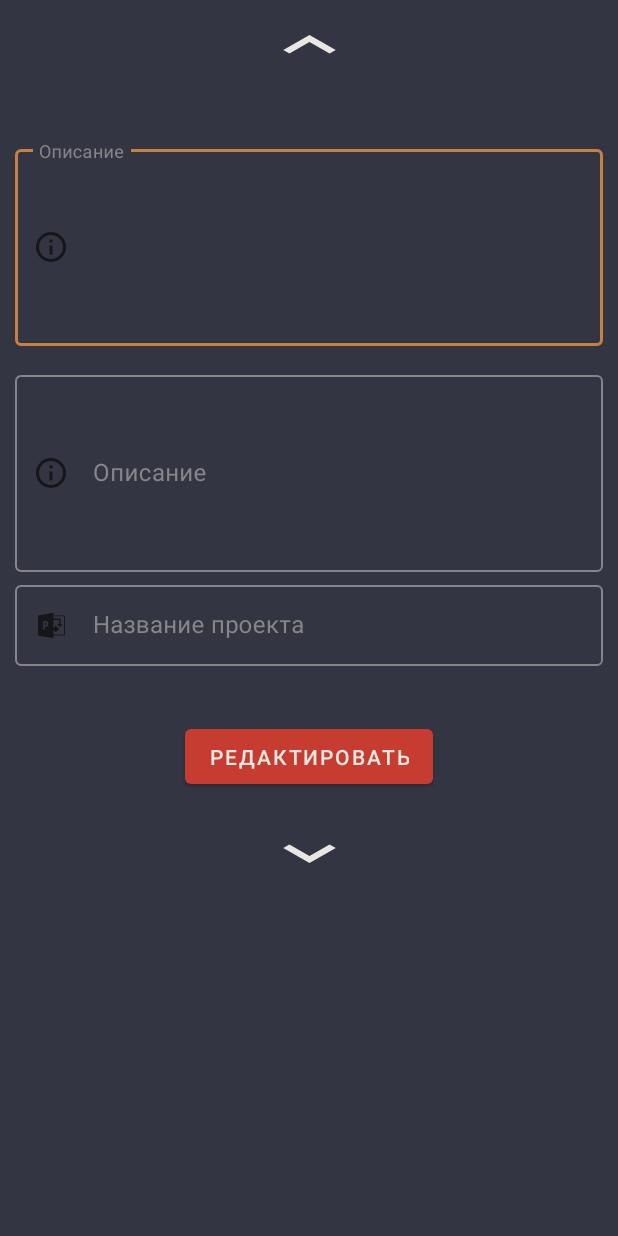
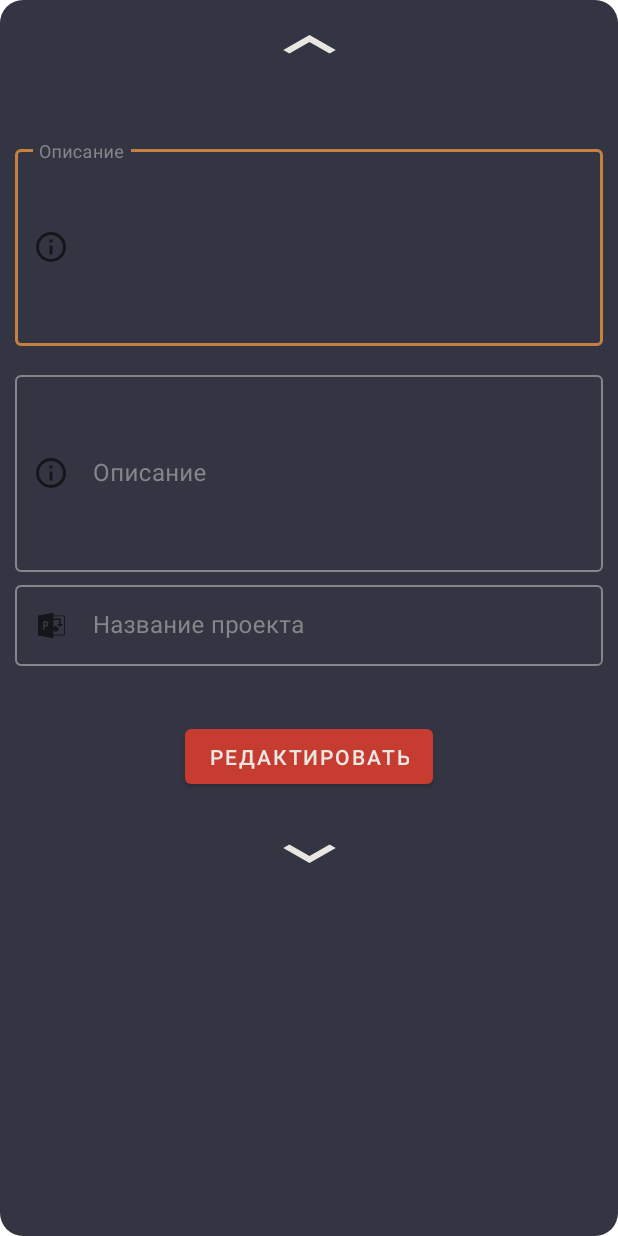
Before and after one commit to nikita-jpg/Visit, an Android app: the layout event_inf_dialog.xml on its own in the app's theme, with its tools: preview values and no code run, on a phone screen of 412 x 824 dp. Run offline under Robolectric (Android 15) with nearby library versions, the phone set to English and light mode, and no system bars.

Commit message:
add:corner dialog

```diff
--- /dev/null
+++ b/app/src/main/res/drawable/corners.xml
@@ -0,0 +1,8 @@
+<?xml version="1.0" encoding="utf-8"?>
+<shape xmlns:android="http://schemas.android.com/apk/res/android">
+<corners android:radius="15dp" />
+<gradient
+    android:centerColor="@color/colorPrimaryDark"
+    android:endColor="@color/colorPrimaryDark"
+    android:startColor="@color/colorPrimaryDark" />
+</shape>
--- a/app/src/main/res/layout/card_view.xml
+++ b/app/src/main/res/layout/card_view.xml
@@ -6,7 +6,8 @@
     xmlns:tools="http://schemas.android.com/tools"
     android:layout_width="match_parent"
     android:layout_height="wrap_content"
-    android:layout_margin="10dp">
+    android:layout_margin="10dp"
+    android:background="@drawable/corners_white">
 
     <androidx.constraintlayout.widget.ConstraintLayout
         android:layout_width="match_parent"
--- a/app/src/main/res/layout/event_inf_dialog.xml
+++ b/app/src/main/res/layout/event_inf_dialog.xml
@@ -6,7 +6,7 @@
     xmlns:tools="http://schemas.android.com/tools"
     android:layout_width="match_parent"
     android:layout_height="match_parent"
-    android:background="@color/colorPrimaryDark">
+    android:background="@drawable/corners">
 
     <androidx.constraintlayout.widget.ConstraintLayout
         android:layout_width="match_parent"
--- a/app/src/main/res/layout/person_inf_dialog.xml
+++ b/app/src/main/res/layout/person_inf_dialog.xml
@@ -5,7 +5,7 @@
     xmlns:tools="http://schemas.android.com/tools"
     android:layout_width="match_parent"
     android:layout_height="match_parent"
-    android:background="@color/colorPrimaryDark">
+    android:background="@drawable/corners">
 
     <androidx.constraintlayout.widget.ConstraintLayout
         android:layout_width="match_parent"
--- a/app/src/main/res/values/strings.xml
+++ b/app/src/main/res/values/strings.xml
@@ -7,6 +7,7 @@
     <string name="create_team_event">Создать проект</string>
     <string name="save">Сохранить</string>
     <string name="saved">Сохранено</string>
+    <string name="photo">Нажмите для выбора</string>
 
 
     //Событие команды
```
Also changed, not shown: app/src/main/java/com/example/visit/eventlist/EventInfFragment.java (+10 -1 lines), app/src/main/java/com/example/visit/personlist/PersonalInfFragment.java (+13 -0 lines), app/src/main/res/drawable/corners_white.xml (added, +8 -0 lines), app/src/main/res/drawable/default_photo.xml (added, +21 -0 lines), app/src/main/res/layout/fragment_create_team_event.xml (+9 -8 lines), app/src/main/res/layout/fragment_edit_person.xml (+17 -12 lines).
